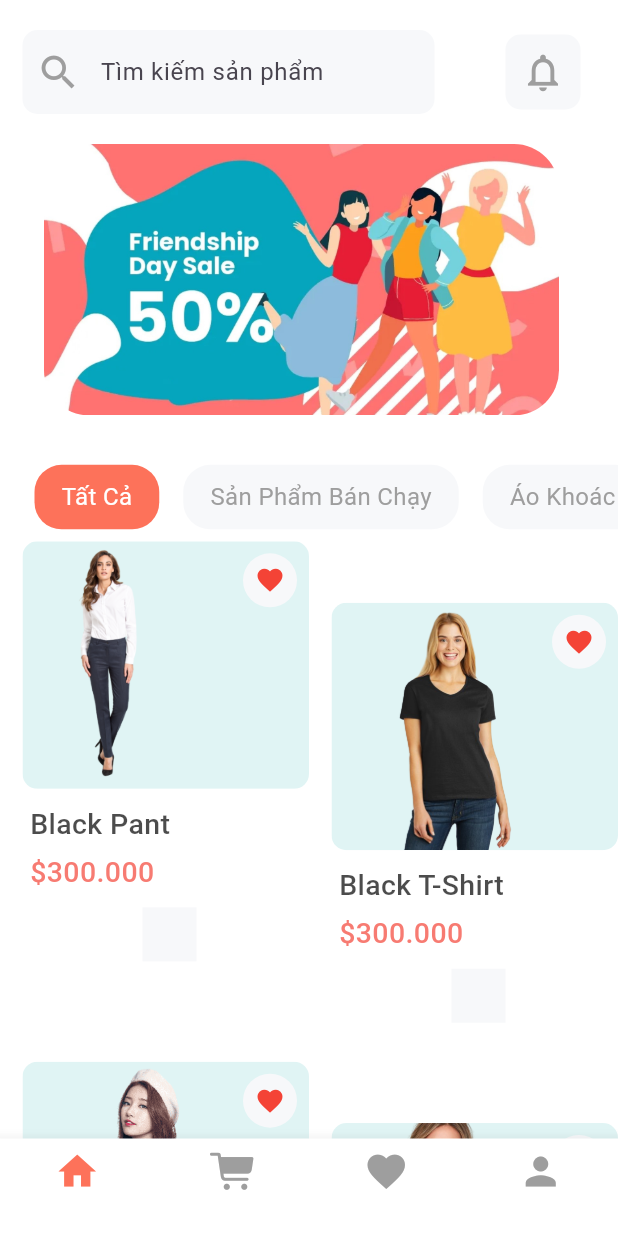
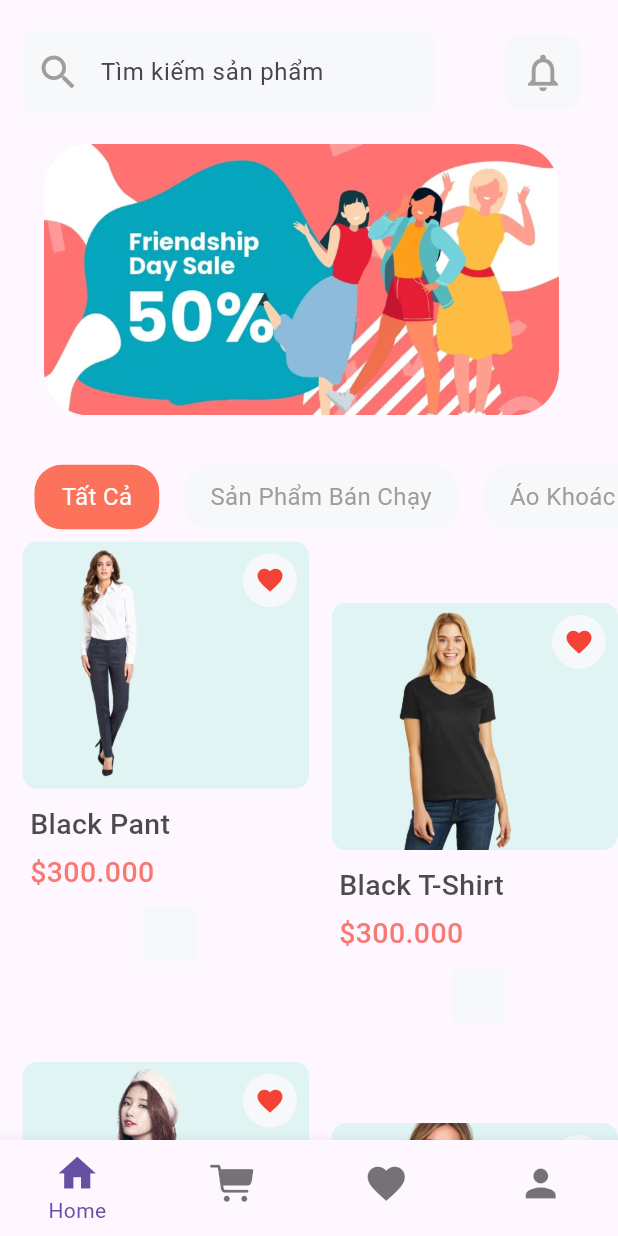
Before and after one commit to HoangTranNe/doanmobilenangcao, a Flutter app: the screen it shows after launch, on a phone screen of 412 x 824 dp. Run offline on Flutter 3.47's test engine with Material 3 defaults, Android fonts, the phone set to English and light mode, and no system bars; our stand-ins replace flutter_rating_bar.

Commit message:
thêm font chữ

```diff
--- /dev/null
+++ b/devtools_options.yaml
@@ -0,0 +1 @@
+extensions:
--- a/lib/main.dart
+++ b/lib/main.dart
@@ -1,21 +1,66 @@
+
 import 'package:flutter/material.dart';
 import 'package:main_project/screen/home_screen.dart';
+import 'package:main_project/screen/cart_screen.dart';
+import 'package:main_project/screen/favorite_screen.dart';
+import 'package:main_project/screen/user_screen.dart';
+import 'package:flutter/cupertino.dart';
 
 void main() {
-  runApp(const MainApp());
+  runApp(const MaterialApp(
+    debugShowCheckedModeBanner: false,
+    home: MainApp(),
+ ));
 }
 
-class MainApp extends StatelessWidget {
+class MainApp extends StatefulWidget {
   const MainApp({super.key});
 
   @override
+  State<MainApp> createState() => _MainAppState();
+}
+
+class _MainAppState extends State<MainApp> {
+  int currentPageIndex = 0;
+
+  List<Widget> pages = [
+     const HomeScreen(),
+     const CartScreen(),
+     const FavoriteScreen(),
+     const UserScreen(),
+  ];
+  final ValueNotifier<ThemeMode> themeNotifier = ValueNotifier(ThemeMode.light);
+
+  @override
   Widget build(BuildContext context) {
+
     return MaterialApp(
       debugShowCheckedModeBanner: false,
-      theme: ThemeData(
-        scaffoldBackgroundColor: Colors.white,
+      home: Scaffold(
+        body: Center(
+          child: pages[currentPageIndex],
+        ),
+        bottomNavigationBar: BottomNavigationBar(
+          backgroundColor: Theme.of(context).bottomNavigationBarTheme.backgroundColor,
+          iconSize: 30,
+          selectedItemColor: Theme.of(context).bottomNavigationBarTheme.selectedItemColor,
+          unselectedItemColor: Theme.of(context).bottomNavigationBarTheme.unselectedItemColor,
+          showUnselectedLabels: false,
+          onTap: (index) {
+            setState(() {
+              currentPageIndex = index;
+            });
+          },
+          currentIndex: currentPageIndex,
+          type: BottomNavigationBarType.fixed,
+          items: const [
+            BottomNavigationBarItem(icon: Icon(Icons.home), label: 'Home'),
+            BottomNavigationBarItem(icon: Icon(CupertinoIcons.cart_fill), label: 'Cart'),
+            BottomNavigationBarItem(icon: Icon(Icons.favorite), label: 'Favorites'),
+            BottomNavigationBarItem(icon: Icon(Icons.person), label: 'Profile'),
+          ],
+        ),
       ),
-      home: HomeScreen(),
     );
   }
 }
--- a/lib/screen/home_screen.dart
+++ b/lib/screen/home_screen.dart
@@ -1,9 +1,19 @@
-import 'package:flutter/cupertino.dart';
+
 import 'package:flutter/material.dart';
+
 import 'package:main_project/widgets/product_card.dart';
 
-class HomeScreen extends StatelessWidget {
-  List catList = [
+class HomeScreen extends StatefulWidget {
+
+
+  const HomeScreen({super.key});
+
+  @override
+  _HomeScreenState createState() => _HomeScreenState();
+}
+
+class _HomeScreenState extends State<HomeScreen> {
+    List catList = [
     "Tất Cả",
     "Sản Phẩm Bán Chạy",
     "Áo Khoác",
@@ -14,7 +24,8 @@ class HomeScreen extends StatelessWidget {
 
   List imgList = ["Black Pant", "Black T-Shirt", "Ladies Bag", "Warm Jacket"];
 
-  HomeScreen({super.key});
+
+
   @override
   Widget build(BuildContext context) {
     return Scaffold(
@@ -122,21 +133,8 @@ class HomeScreen extends StatelessWidget {
           ),
         ),
       ),
-      bottomNavigationBar: BottomNavigationBar(
-          backgroundColor: Colors.white,
-          iconSize: 30,
-          selectedItemColor: const Color(0xFFFD725A),
-          unselectedItemColor: Colors.grey,
-          currentIndex: 0,
-          onTap: (index) {},
-          type: BottomNavigationBarType.fixed,
-          items: const [
-            BottomNavigationBarItem(icon: Icon(Icons.home), label: ''),
-            BottomNavigationBarItem(
-                icon: Icon(CupertinoIcons.cart_fill), label: ''),
-            BottomNavigationBarItem(icon: Icon(Icons.favorite), label: ''),
-            BottomNavigationBarItem(icon: Icon(Icons.person), label: ''),
-          ]),
+
+
     );
   }
 }
```
Also changed, not shown: lib/screen/favorite_screen.dart (added, +18 -0 lines), lib/screen/user_screen.dart (added, +180 -0 lines), lib/widgets/navigation_bar.dart (added, +142 -0 lines), pubspec.yaml (+18 -1 lines), assets/fonts/SF-Pro-Text-Bold.otf (added), assets/fonts/SF-Pro-Text-Medium.otf (added), assets/fonts/SF-Pro-Text-Regular.otf (added), assets/fonts/SF-Pro-Text-Thin.otf (added), assets/images/avatar.png (added), assets/images/thumbnail.png (added), lib/theme/theme.dart (added), pubspec.lock, 1 other file.
